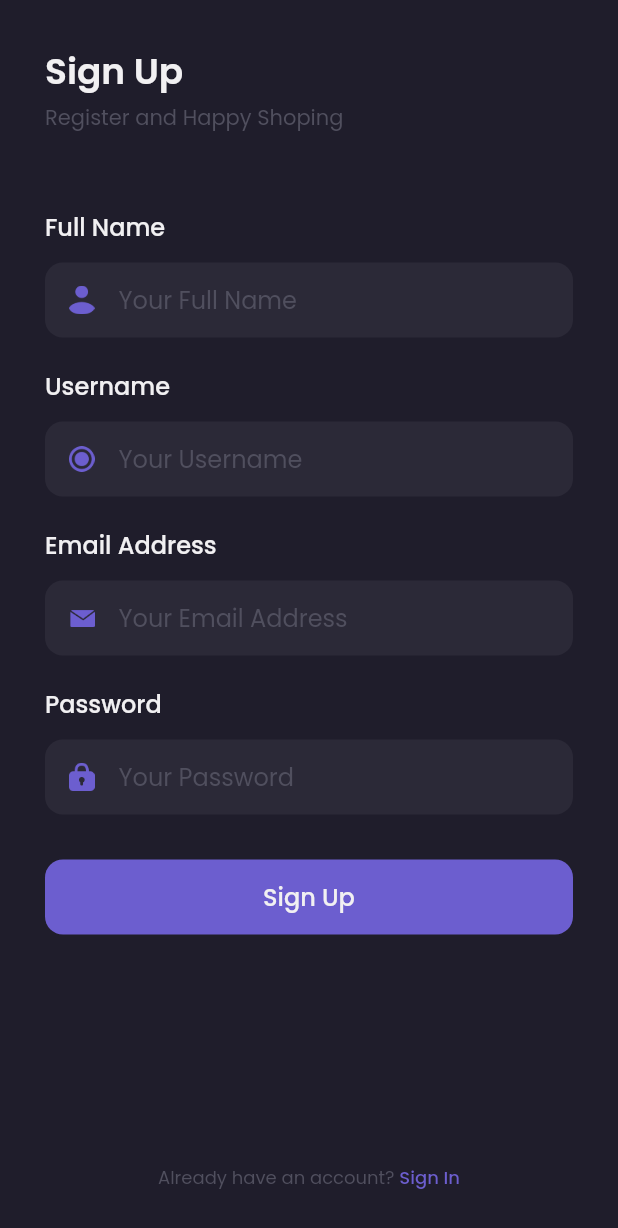
After one commit to soulofjava/shamo-frontend, a Flutter app: the SignUpPage screen opened by its route, on a phone screen of 412 x 824 dp. The commit adds this screen. Shown: the top 1228 px of the screen. Run offline on Flutter 3.47's test engine with Material 2 defaults, Android fonts, the phone set to English and light mode, and no system bars; our stand-ins replace google_fonts.

Commit message:
sign up page

```diff
--- a/lib/main.dart
+++ b/lib/main.dart
@@ -1,5 +1,6 @@
 import 'package:flutter/material.dart';
 import 'package:shamo/pages/sign_in_page.dart';
+import 'package:shamo/pages/sign_up_page.dart';
 import 'package:shamo/pages/splash_page.dart';
 
 void main() => runApp(MyApp());
@@ -14,6 +15,7 @@ class MyApp extends StatelessWidget {
       routes: {
         '/': (context) => SplashPage(),
         '/sign-in': (context) => SignInPage(),
+        '/sign-up': (context) => SignUpPage(),
       },
     );
   }
--- a/lib/pages/sign_in_page.dart
+++ b/lib/pages/sign_in_page.dart
@@ -162,11 +162,16 @@ class SignInPage extends StatelessWidget {
               'Dont\'t have an account? ',
               style: subtitleTextStyle.copyWith(fontSize: 12),
             ),
-            Text(
-              'Sign Up',
-              style: purpleTextStyle.copyWith(
-                fontSize: 12,
-                fontWeight: medium,
+            GestureDetector(
+              onTap: () {
+                Navigator.pushNamed(context, '/sign-up');
+              },
+              child: Text(
+                'Sign Up',
+                style: purpleTextStyle.copyWith(
+                  fontSize: 12,
+                  fontWeight: medium,
+                ),
               ),
             ),
           ],
--- /dev/null
+++ b/lib/pages/sign_up_page.dart
@@ -0,0 +1,377 @@
+import 'package:flutter/material.dart';
+// import 'package:provider/provider.dart';
+// import 'package:shamo/providers/auth_provider.dart';
+import 'package:shamo/theme.dart';
+// import 'package:shamo/widgets/loading_button.dart';
+
+class SignUpPage extends StatefulWidget {
+  @override
+  _SignUpPageState createState() => _SignUpPageState();
+}
+
+class _SignUpPageState extends State<SignUpPage> {
+  TextEditingController nameController = TextEditingController(text: '');
+
+  TextEditingController usernameController = TextEditingController(text: '');
+
+  TextEditingController emailController = TextEditingController(text: '');
+
+  TextEditingController passwordController = TextEditingController(text: '');
+
+  bool isLoading = false;
+
+  @override
+  Widget build(BuildContext context) {
+    // AuthProvider authProvider = Provider.of<AuthProvider>(context);
+
+    handleSignUp() async {
+      setState(() {
+        isLoading = true;
+      });
+
+      // if (await authProvider.register(
+      //   name: nameController.text,
+      //   username: usernameController.text,
+      //   email: emailController.text,
+      //   password: passwordController.text,
+      // )) {
+      //   Navigator.pushNamed(context, '/home');
+      // } else {
+      //   ScaffoldMessenger.of(context).showSnackBar(
+      //     SnackBar(
+      //       backgroundColor: alertColor,
+      //       content: Text(
+      //         'Gagal Register!',
+      //         textAlign: TextAlign.center,
+      //       ),
+      //     ),
+      //   );
+      // }
+
+      setState(() {
+        isLoading = false;
+      });
+    }
+
+    Widget header() {
+      return Container(
+        margin: EdgeInsets.only(top: 30),
+        child: Column(
+          crossAxisAlignment: CrossAxisAlignment.start,
+          children: [
+            Text(
+              'Sign Up',
+              style: primaryTextStyle.copyWith(
+                fontSize: 24,
+                fontWeight: semiBold,
+              ),
+            ),
+            SizedBox(
+              height: 2,
+            ),
+            Text(
+              'Register and Happy Shoping',
+              style: subtitleTextStyle,
+            ),
+          ],
+        ),
+      );
+    }
+
+    Widget nameInput() {
+      return Container(
+        margin: EdgeInsets.only(top: 50),
+        child: Column(
+          crossAxisAlignment: CrossAxisAlignment.start,
+          children: [
+            Text(
+              'Full Name',
+              style: primaryTextStyle.copyWith(
+                fontSize: 16,
+                fontWeight: medium,
+              ),
+            ),
+            SizedBox(
+              height: 12,
+            ),
+            Container(
+              height: 50,
+              padding: EdgeInsets.symmetric(
+                horizontal: 16,
+              ),
+              decoration: BoxDecoration(
+                color: backgroundColor2,
+                borderRadius: BorderRadius.circular(12),
+              ),
+              child: Center(
+                child: Row(
+                  children: [
+                    Image.asset(
+                      'assets/icon_name.png',
+                      width: 17,
+                    ),
+                    SizedBox(
+                      width: 16,
+                    ),
+                    Expanded(
+                      child: TextFormField(
+                        style: primaryTextStyle,
+                        controller: nameController,
+                        decoration: InputDecoration.collapsed(
+                          hintText: 'Your Full Name',
+                          hintStyle: subtitleTextStyle,
+                        ),
+                      ),
+                    ),
+                  ],
+                ),
+              ),
+            ),
+          ],
+        ),
+      );
+    }
+
+    Widget usernameInput() {
+      return Container(
+        margin: EdgeInsets.only(top: 20),
+        child: Column(
+          crossAxisAlignment: CrossAxisAlignment.start,
+          children: [
+            Text(
+              'Username',
+              style: primaryTextStyle.copyWith(
+                fontSize: 16,
+                fontWeight: medium,
+              ),
+            ),
+            SizedBox(
+              height: 12,
+            ),
+            Container(
+              height: 50,
+              padding: EdgeInsets.symmetric(
+                horizontal: 16,
+              ),
+              decoration: BoxDecoration(
+                color: backgroundColor2,
+                borderRadius: BorderRadius.circular(12),
+              ),
+              child: Center(
+                child: Row(
+                  children: [
+                    Image.asset(
+                      'assets/icon_username.png',
+                      width: 17,
+                    ),
+                    SizedBox(
+                      width: 16,
+                    ),
+                    Expanded(
+                      child: TextFormField(
+                        style: primaryTextStyle,
+                        controller: usernameController,
+                        decoration: InputDecoration.collapsed(
+                          hintText: 'Your Username',
+                          hintStyle: subtitleTextStyle,
+                        ),
+                      ),
+                    ),
+                  ],
+                ),
+              ),
+            ),
+          ],
+        ),
+      );
+    }
+
+    Widget emailInput() {
+      return Container(
+        margin: EdgeInsets.only(top: 20),
+        child: Column(
+          crossAxisAlignment: CrossAxisAlignment.start,
+          children: [
+            Text(
+              'Email Address',
+              style: primaryTextStyle.copyWith(
+                fontSize: 16,
+                fontWeight: medium,
+              ),
+            ),
+            SizedBox(
+              height: 12,
+            ),
+            Container(
+              height: 50,
+              padding: EdgeInsets.symmetric(
+                horizontal: 16,
+              ),
+              decoration: BoxDecoration(
+                color: backgroundColor2,
+                borderRadius: BorderRadius.circular(12),
+              ),
+              child: Center(
+                child: Row(
+                  children: [
+                    Image.asset(
+                      'assets/icon_email.png',
+                      width: 17,
+                    ),
+                    SizedBox(
+                      width: 16,
+                    ),
+                    Expanded(
+                      child: TextFormField(
+                        style: primaryTextStyle,
+                        controller: emailController,
+                        decoration: InputDecoration.collapsed(
+                          hintText: 'Your Email Address',
+                          hintStyle: subtitleTextStyle,
+                        ),
+                      ),
+                    ),
+                  ],
+                ),
+              ),
+            ),
+          ],
+        ),
+      );
+    }
+
+    Widget passwordInput() {
+      return Container(
+        margin: EdgeInsets.only(top: 20),
+        child: Column(
+          crossAxisAlignment: CrossAxisAlignment.start,
+          children: [
+            Text(
+              'Password',
+              style: primaryTextStyle.copyWith(
+                fontSize: 16,
+                fontWeight: medium,
+              ),
+            ),
+            SizedBox(
+              height: 12,
+            ),
+            Container(
+              height: 50,
+              padding: EdgeInsets.symmetric(
+                horizontal: 16,
+              ),
+              decoration: BoxDecoration(
+                color: backgroundColor2,
+                borderRadius: BorderRadius.circular(12),
+              ),
+              child: Center(
+                child: Row(
+                  children: [
+                    Image.asset(
+                      'assets/icon_password.png',
+                      width: 17,
+                    ),
+                    SizedBox(
+                      width: 16,
+                    ),
+                    Expanded(
+                      child: TextFormField(
+                        style: primaryTextStyle,
+                        obscureText: true,
+                        controller: passwordController,
+                        decoration: InputDecoration.collapsed(
+                          hintText: 'Your Password',
+                          hintStyle: subtitleTextStyle,
+                        ),
+                      ),
+                    ),
+                  ],
+                ),
+              ),
+            ),
+          ],
+        ),
+      );
+    }
+
+    Widget signUpButton() {
+      return Container(
+        height: 50,
+        width: double.infinity,
+        margin: EdgeInsets.only(top: 30),
+        child: TextButton(
+          onPressed: handleSignUp,
+          style: TextButton.styleFrom(
+            backgroundColor: primaryColor,
+            shape: RoundedRectangleBorder(
+              borderRadius: BorderRadius.circular(12),
+            ),
+          ),
+          child: Text(
+            'Sign Up',
+            style: primaryTextStyle.copyWith(
+              fontSize: 16,
+              fontWeight: medium,
+            ),
+          ),
+        ),
+      );
+    }
+
+    Widget footer() {
+      return Container(
+        margin: EdgeInsets.only(bottom: 30),
+        child: Row(
+          mainAxisAlignment: MainAxisAlignment.center,
+          children: [
+            Text(
+              'Already have an account? ',
+              style: subtitleTextStyle.copyWith(
+                fontSize: 12,
+              ),
+            ),
+            GestureDetector(
+              onTap: () {
+                Navigator.pop(context);
+              },
+              child: Text(
+                'Sign In',
+                style: purpleTextStyle.copyWith(
+                  fontSize: 12,
+                  fontWeight: medium,
+                ),
+              ),
+            ),
+          ],
+        ),
+      );
+    }
+
+    return Scaffold(
+      backgroundColor: backgroundColor1,
+      resizeToAvoidBottomInset: false,
+      body: SafeArea(
+        child: Container(
+          margin: EdgeInsets.symmetric(
+            horizontal: defaultMargin,
+          ),
+          child: Column(
+            crossAxisAlignment: CrossAxisAlignment.start,
+            children: [
+              header(),
+              nameInput(),
+              usernameInput(),
+              emailInput(),
+              passwordInput(),
+              // isLoading ? LoadingButton() : signUpButton(),
+              signUpButton(),
+              Spacer(),
+              footer(),
+            ],
+          ),
+        ),
+      ),
+    );
+  }
+}
```
